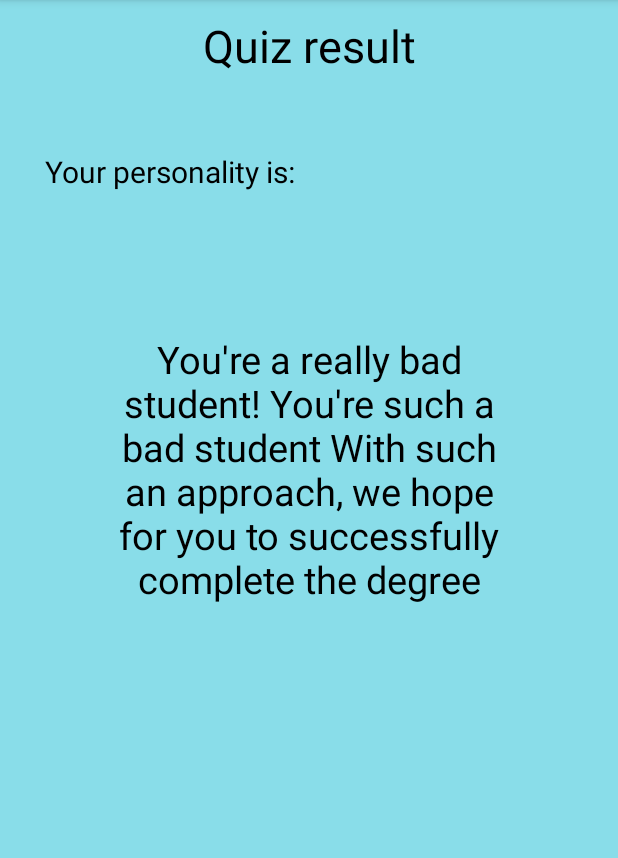
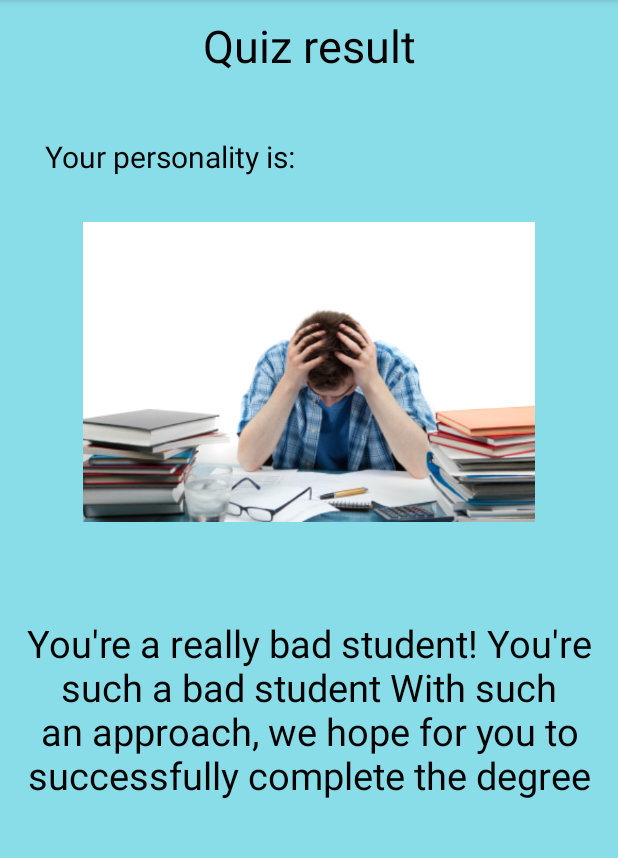
Before and after one commit to dorshamir55/StudentPersonalityQuizApp, an Android app: the ResultActivity screen opened directly, with no data from a screen before it, on a phone screen of 412 x 824 dp, the part 84-942 px from its top. Run offline under Robolectric (Android 15) with nearby library versions, the phone set to English and light mode, and no system bars; 1 statement that could not run was skipped.

Commit message:
After 3 pictures of the results

```diff
--- a/app/src/main/java/com/example/studentpersonalityquizapp/MainActivity.java
+++ b/app/src/main/java/com/example/studentpersonalityquizapp/MainActivity.java
@@ -85,6 +85,7 @@ public class MainActivity extends AppCompatActivity {
                 "&body=" ;
         Intent emailIntent = new Intent(Intent.ACTION_VIEW);
         emailIntent.setData(Uri.parse(mailTo));
+
         startActivity(emailIntent);
 
     }
--- a/app/src/main/java/com/example/studentpersonalityquizapp/ResultActivity.java
+++ b/app/src/main/java/com/example/studentpersonalityquizapp/ResultActivity.java
@@ -8,6 +8,7 @@ import android.os.Bundle;
 import android.view.Menu;
 import android.view.MenuItem;
 import android.view.View;
+import android.widget.ImageView;
 import android.widget.ProgressBar;
 
 import android.widget.TextView;
@@ -19,8 +20,7 @@ public class ResultActivity extends AppCompatActivity {
     private TextView resultTextView;
     private int score;
     private ProgressBar progressBar;
-
-
+    private ImageView resultImageView;
 
     @Override
     protected void onCreate(Bundle savedInstanceState) {
@@ -31,6 +31,7 @@ public class ResultActivity extends AppCompatActivity {
         score = extras.getInt("score");
         resultTextView = (TextView) (findViewById(R.id.textView_result));
         progressBar = (ProgressBar) (findViewById(R.id.progressBar_result));
+        resultImageView = (ImageView) (findViewById(R.id.imageView_result));
         new LoaderAsyncTask(this).execute(10);
 
     }
@@ -59,10 +60,13 @@ public class ResultActivity extends AppCompatActivity {
     private void checkPersonality(int score) {
         if (score < 40) {
             resultTextView.setText(getString(R.string.result3));
+            resultImageView.setImageResource(R.drawable.bad_student);
         } else if (score <= 80) {
             resultTextView.setText(getString(R.string.result2));
+            resultImageView.setImageResource(R.drawable.average_student);
         } else {
             resultTextView.setText(getString(R.string.result1));
+            resultImageView.setImageResource(R.drawable.successful_student);
         }
 
     }
--- a/app/src/main/res/layout/activity_main.xml
+++ b/app/src/main/res/layout/activity_main.xml
@@ -47,7 +47,6 @@
             android:layout_marginEnd="50dp"
             android:contentDescription="@string/call_support"
             android:src="@drawable/ic_contact_phone" />
-
         <ImageView
             android:id="@+id/image_email"
             android:layout_width="50dp"
--- a/app/src/main/res/layout/activity_result.xml
+++ b/app/src/main/res/layout/activity_result.xml
@@ -21,7 +21,7 @@
         android:layout_height="wrap_content"
         android:layout_below="@id/textView_titleresult"
         android:layout_marginStart="20dp"
-        android:layout_marginTop="30dp"
+        android:layout_marginTop="20dp"
         android:gravity="center"
         android:padding="10dp"
         android:text="@string/finalScore"
@@ -38,17 +38,22 @@
         android:progress="10"
         android:progressDrawable="@drawable/circle"/>
 
+    <ImageView
+        android:id="@+id/imageView_result"
+        android:layout_width="match_parent"
+        android:layout_height="200dp"
+        android:layout_below="@id/textView_score"
+        android:layout_marginTop="20dp"/>
 
     <TextView
         android:id="@+id/textView_result"
         android:layout_width="match_parent"
         android:layout_height="250dp"
-        android:layout_below="@id/textView_score"
-        android:layout_margin="50dp"
+        android:layout_below="@id/imageView_result"
         android:gravity="center"
         android:padding="10dp"
         android:textColor="#000000"
-        android:textSize="25sp" />
+        android:textSize="25sp"/>
 
 <!--    <Button-->
 <!--        android:id="@+id/button_share"-->
--- a/app/src/main/res/values/strings.xml
+++ b/app/src/main/res/values/strings.xml
@@ -22,4 +22,5 @@
     <string name="permission">Permission DENIED</string>
     <string name="call_support">call support</string>
     <string name="email_support">email support</string>
+    <string name="showScore_btn">"show current score "</string>
 </resources>
```
Also changed, not shown: app/src/main/java/com/example/studentpersonalityquizapp/QuizActivity.java (+5 -10 lines), app/src/main/res/layout/activity_quiz.xml (+23 -5 lines), app/src/main/res/drawable/average_student.jpg (added), app/src/main/res/drawable/bad_student.jpg (added), app/src/main/res/drawable/successful_student.png (added), 1 other file. Lines whose indentation alone changed are shown as unchanged.
